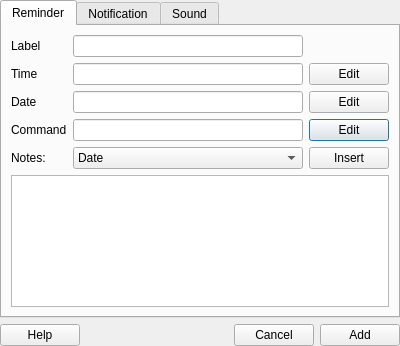
First picture: the form in data/ui/ReminderDialog.ui, repository eu21/remindor-qt, before the edit.
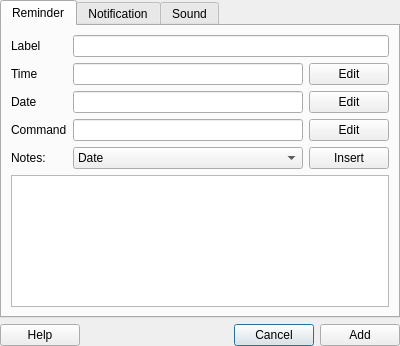
Second picture: the form after the edit. Icons and pictures are not drawn.

Commit message: Added most functionality of ReminderDialog, fixed tab ordering for ReminderDialog, and fixed dialogs in scheduler

```diff
--- a/data/ui/ReminderDialog.ui
+++ b/data/ui/ReminderDialog.ui
@@ -42,6 +42,9 @@
            <normaloff/>
           </iconset>
          </property>
+         <property name="autoDefault">
+          <bool>false</bool>
+         </property>
         </widget>
        </item>
        <item row="1" column="0">
@@ -90,9 +93,6 @@
          </property>
         </widget>
        </item>
-       <item row="0" column="1">
-        <widget class="QLineEdit" name="label_edit"/>
-       </item>
        <item row="5" column="0" colspan="3">
         <widget class="QPlainTextEdit" name="notes_edit"/>
        </item>
@@ -214,6 +214,9 @@
          </item>
         </widget>
        </item>
+       <item row="0" column="1" colspan="2">
+        <widget class="QLineEdit" name="label_edit"/>
+       </item>
       </layout>
      </widget>
      <widget class="QWidget" name="notification_tab">
@@ -390,6 +393,12 @@
           <normaloff/>
          </iconset>
         </property>
+        <property name="autoDefault">
+         <bool>true</bool>
+        </property>
+        <property name="default">
+         <bool>true</bool>
+        </property>
        </widget>
       </item>
       <item>
```
Left out of the diff: 108 changed lines with no effect on the pictures. The commit also changes 2 other files.
